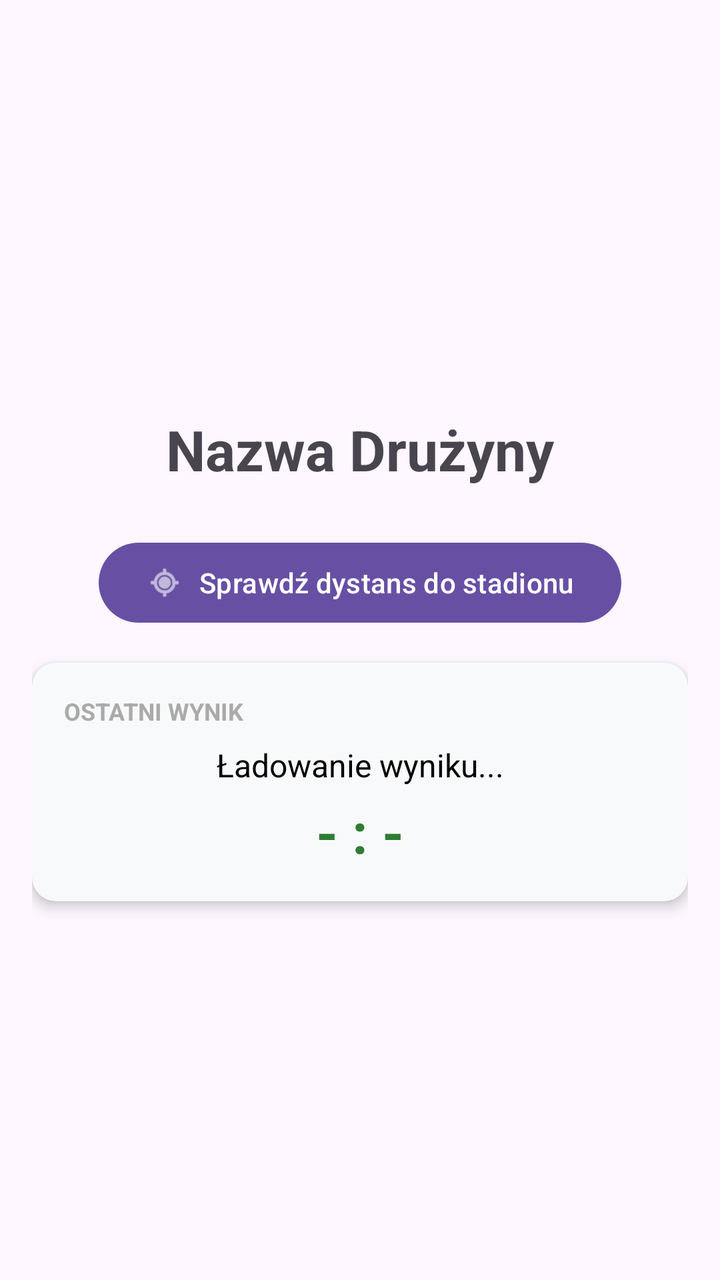
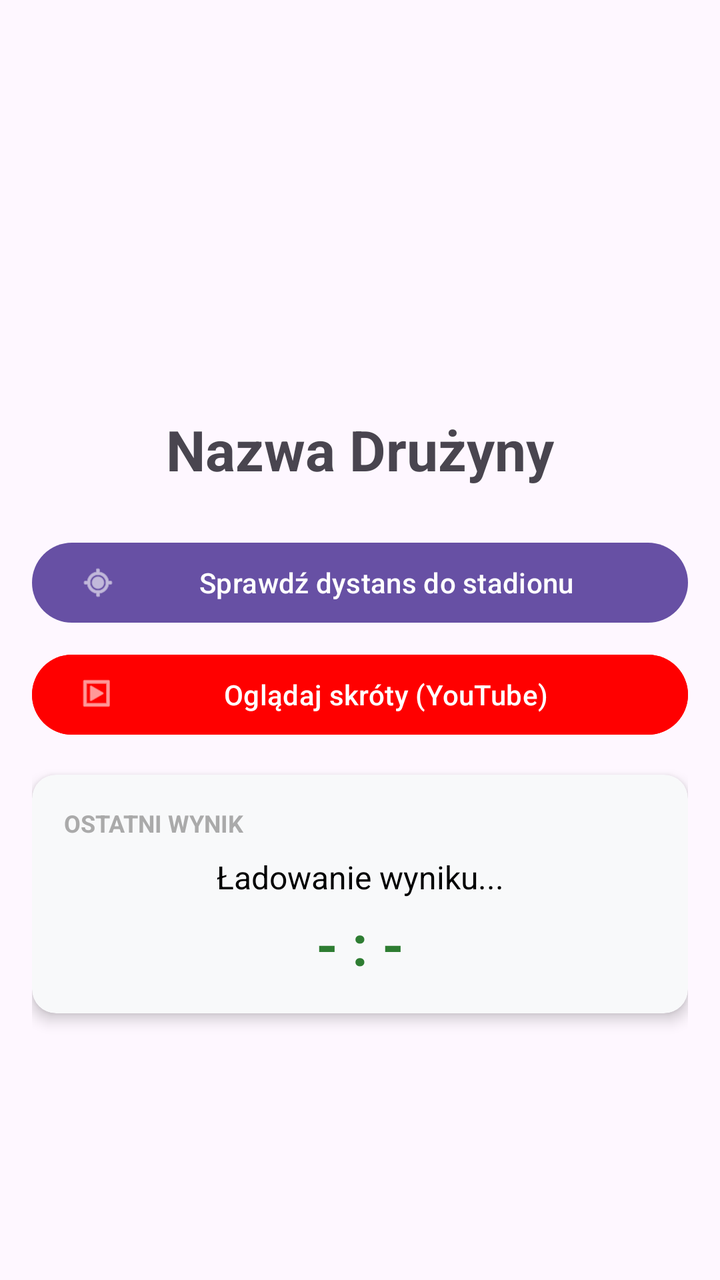

Before-and-after screenshots of an Android layout around one commit, followed by the original layout XML and the change that was made.
<!-- AndroidManifest.xml: application theme Theme.FootballTracker -->
<!-- res/layout/activity_team_details.xml -->
<?xml version="1.0" encoding="utf-8"?>
<LinearLayout xmlns:android="http://schemas.android.com/apk/res/android"
    xmlns:app="http://schemas.android.com/apk/res-auto"
    android:layout_width="match_parent"
    android:layout_height="match_parent"
    android:orientation="vertical"
    android:padding="16dp">

    <ImageView
        android:id="@+id/ivDetailBadge"
        android:layout_width="150dp"
        android:layout_height="150dp"
        android:layout_gravity="center"
        android:layout_marginTop="24dp"
        android:contentDescription="@string/app_name" />

    <TextView
        android:id="@+id/tvDetailName"
        android:layout_width="wrap_content"
        android:layout_height="wrap_content"
        android:layout_gravity="center"
        android:padding="16dp"
        android:text="Nazwa Drużyny"
        android:textSize="28sp"
        android:textStyle="bold" />

    <Button
        android:id="@+id/btnCheckDistance"
        android:layout_width="wrap_content"
        android:layout_height="wrap_content"
        android:layout_gravity="center"
        android:layout_marginTop="8dp"
        android:text="Sprawdź dystans do stadionu"
        app:icon="@android:drawable/ic_menu_mylocation" />

    <androidx.cardview.widget.CardView
        android:id="@+id/cvLastMatch"
        android:layout_width="match_parent"
        android:layout_height="wrap_content"
        android:layout_marginTop="16dp"
        app:cardCornerRadius="12dp"
        app:cardElevation="4dp"
        app:cardBackgroundColor="#F8F9FA">

        <LinearLayout
            android:layout_width="match_parent"
            android:layout_height="wrap_content"
            android:orientation="vertical"
            android:padding="16dp">

            <TextView
                android:layout_width="wrap_content"
                android:layout_height="wrap_content"
                android:text="Ostatni wynik"
                android:textSize="12sp"
                android:textColor="@android:color/darker_gray"
                android:textStyle="bold"
                android:textAllCaps="true" />

            <TextView
                android:id="@+id/tvLastMatchTeams"
                android:layout_width="match_parent"
                android:layout_height="wrap_content"
                android:layout_marginTop="8dp"
                android:text="Ładowanie wyniku..."
                android:textAlignment="center"
                android:textSize="16sp"
                android:textColor="@android:color/black" />

            <TextView
                android:id="@+id/tvLastMatchScore"
                android:layout_width="match_parent"
                android:layout_height="wrap_content"
                android:layout_marginTop="4dp"
                android:text="- : -"
                android:textAlignment="center"
                android:textSize="28sp"
                android:textStyle="bold"
                android:textColor="#2E7D32" /> </LinearLayout>
    </androidx.cardview.widget.CardView>



</LinearLayout>
<!-- resources referenced by this layout -->
<resources>
  <string name="app_name">Football Tracker</string>
  <style name="Theme.FootballTracker" parent="Base.Theme.FootballTracker" />
  <style name="Base.Theme.FootballTracker" parent="Theme.Material3.DayNight.NoActionBar">
          
          
      </style>
</resources>

<!-- the commit's change to res/layout/activity_team_details.xml (unified diff, before → after) -->
@@ -1,84 +1,96 @@
 <?xml version="1.0" encoding="utf-8"?>
-<LinearLayout xmlns:android="http://schemas.android.com/apk/res/android"
+<androidx.core.widget.NestedScrollView xmlns:android="http://schemas.android.com/apk/res/android"
     xmlns:app="http://schemas.android.com/apk/res-auto"
     android:layout_width="match_parent"
     android:layout_height="match_parent"
-    android:orientation="vertical"
-    android:padding="16dp">
+    android:fillViewport="true">
 
-    <ImageView
-        android:id="@+id/ivDetailBadge"
-        android:layout_width="150dp"
-        android:layout_height="150dp"
-        android:layout_gravity="center"
-        android:layout_marginTop="24dp"
-        android:contentDescription="@string/app_name" />
-
-    <TextView
-        android:id="@+id/tvDetailName"
-        android:layout_width="wrap_content"
-        android:layout_height="wrap_content"
-        android:layout_gravity="center"
-        android:padding="16dp"
-        android:text="Nazwa Drużyny"
-        android:textSize="28sp"
-        android:textStyle="bold" />
-
-    <Button
-        android:id="@+id/btnCheckDistance"
-        android:layout_width="wrap_content"
-        android:layout_height="wrap_content"
-        android:layout_gravity="center"
-        android:layout_marginTop="8dp"
-        android:text="Sprawdź dystans do stadionu"
-        app:icon="@android:drawable/ic_menu_mylocation" />
-
-    <androidx.cardview.widget.CardView
-        android:id="@+id/cvLastMatch"
+    <LinearLayout
         android:layout_width="match_parent"
         android:layout_height="wrap_content"
-        android:layout_marginTop="16dp"
-        app:cardCornerRadius="12dp"
-        app:cardElevation="4dp"
-        app:cardBackgroundColor="#F8F9FA">
+        android:orientation="vertical"
+        android:padding="16dp">
 
-        <LinearLayout
+        <ImageView
+            android:id="@+id/ivDetailBadge"
+            android:layout_width="150dp"
+            android:layout_height="150dp"
+            android:layout_gravity="center"
+            android:layout_marginTop="24dp"
+            android:contentDescription="@string/app_name" />
+
+        <TextView
+            android:id="@+id/tvDetailName"
+            android:layout_width="wrap_content"
+            android:layout_height="wrap_content"
+            android:layout_gravity="center"
+            android:padding="16dp"
+            android:text="Nazwa Drużyny"
+            android:textSize="28sp"
+            android:textStyle="bold" />
+
+        <Button
+            android:id="@+id/btnCheckDistance"
             android:layout_width="match_parent"
             android:layout_height="wrap_content"
-            android:orientation="vertical"
-            android:padding="16dp">
+            android:layout_marginTop="8dp"
+            android:text="Sprawdź dystans do stadionu"
+            app:icon="@android:drawable/ic_menu_mylocation" />
 
-            <TextView
-                android:layout_width="wrap_content"
-                android:layout_height="wrap_content"
-                android:text="Ostatni wynik"
-                android:textSize="12sp"
-                android:textColor="@android:color/darker_gray"
-                android:textStyle="bold"
-                android:textAllCaps="true" />
+        <Button
+            android:id="@+id/btnYoutube"
+            android:layout_width="match_parent"
+            android:layout_height="wrap_content"
+            android:layout_marginTop="8dp"
+            android:text="@string/btn_watch_highlights"
+            android:backgroundTint="#FF0000"
+            app:icon="@android:drawable/ic_menu_slideshow" />
 
-            <TextView
-                android:id="@+id/tvLastMatchTeams"
+        <androidx.cardview.widget.CardView
+            android:id="@+id/cvLastMatch"
+            android:layout_width="match_parent"
+            android:layout_height="wrap_content"
+            android:layout_marginTop="16dp"
+            app:cardCornerRadius="12dp"
+            app:cardElevation="4dp"
+            app:cardBackgroundColor="#F8F9FA">
+
+            <LinearLayout
                 android:layout_width="match_parent"
                 android:layout_height="wrap_content"
-                android:layout_marginTop="8dp"
-                android:text="Ładowanie wyniku..."
-                android:textAlignment="center"
-                android:textSize="16sp"
-                android:textColor="@android:color/black" />
+                android:orientation="vertical"
+                android:padding="16dp">
 
-            <TextView
-                android:id="@+id/tvLastMatchScore"
-                android:layout_width="match_parent"
-                android:layout_height="wrap_content"
-                android:layout_marginTop="4dp"
-                android:text="- : -"
-                android:textAlignment="center"
-                android:textSize="28sp"
-                android:textStyle="bold"
-                android:textColor="#2E7D32" /> </LinearLayout>
-    </androidx.cardview.widget.CardView>
+                <TextView
+                    android:layout_width="wrap_content"
+                    android:layout_height="wrap_content"
+                    android:text="Ostatni wynik"
+                    android:textSize="12sp"
+                    android:textColor="@android:color/darker_gray"
+                    android:textStyle="bold"
+                    android:textAllCaps="true" />
 
+                <TextView
+                    android:id="@+id/tvLastMatchTeams"
+                    android:layout_width="match_parent"
+                    android:layout_height="wrap_content"
+                    android:layout_marginTop="8dp"
+                    android:text="Ładowanie wyniku..."
+                    android:textAlignment="center"
+                    android:textSize="16sp"
+                    android:textColor="@android:color/black" />
 
-
-</LinearLayout>
+                <TextView
+                    android:id="@+id/tvLastMatchScore"
+                    android:layout_width="match_parent"
+                    android:layout_height="wrap_content"
+                    android:layout_marginTop="4dp"
+                    android:text="- : -"
+                    android:textAlignment="center"
+                    android:textSize="28sp"
+                    android:textStyle="bold"
+                    android:textColor="#2E7D32" />
+            </LinearLayout>
+        </androidx.cardview.widget.CardView>
+    </LinearLayout>
+</androidx.core.widget.NestedScrollView>
<!-- resource entries referenced after the edit -->
@@ -1,6 +1,7 @@
 <!-- resources referenced by this layout -->
 <resources>
   <string name="app_name">Football Tracker</string>
+  <string name="btn_watch_highlights">Oglądaj skróty (YouTube)</string>
   <style name="Theme.FootballTracker" parent="Base.Theme.FootballTracker" />
   <style name="Base.Theme.FootballTracker" parent="Theme.Material3.DayNight.NoActionBar">
           
